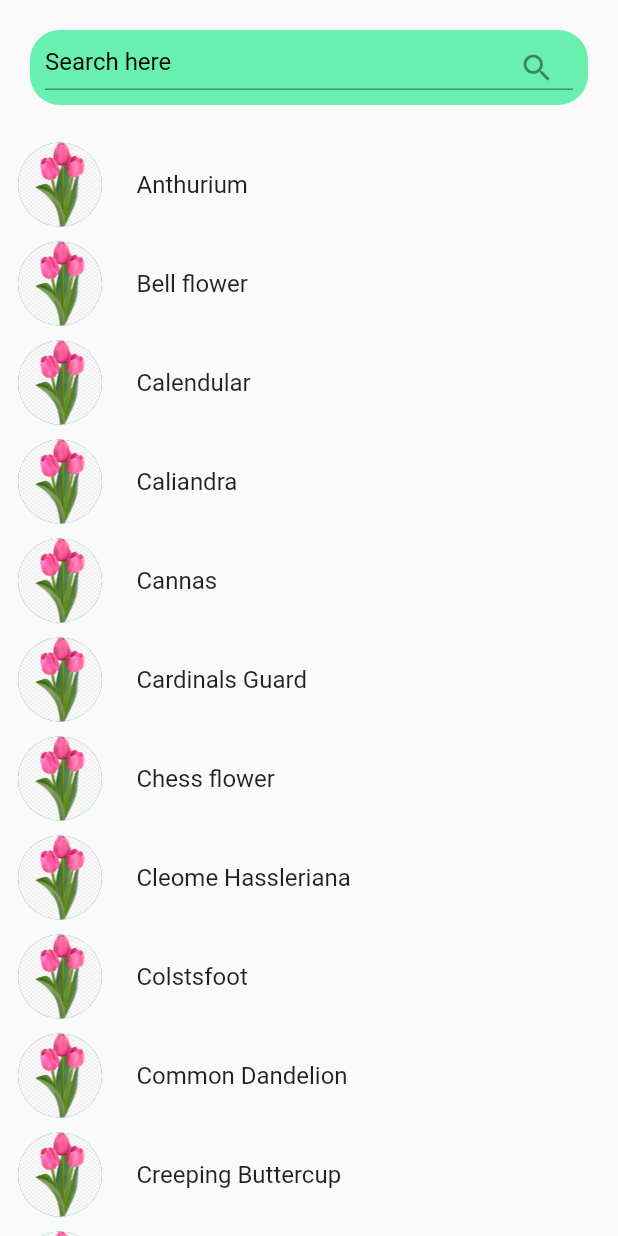
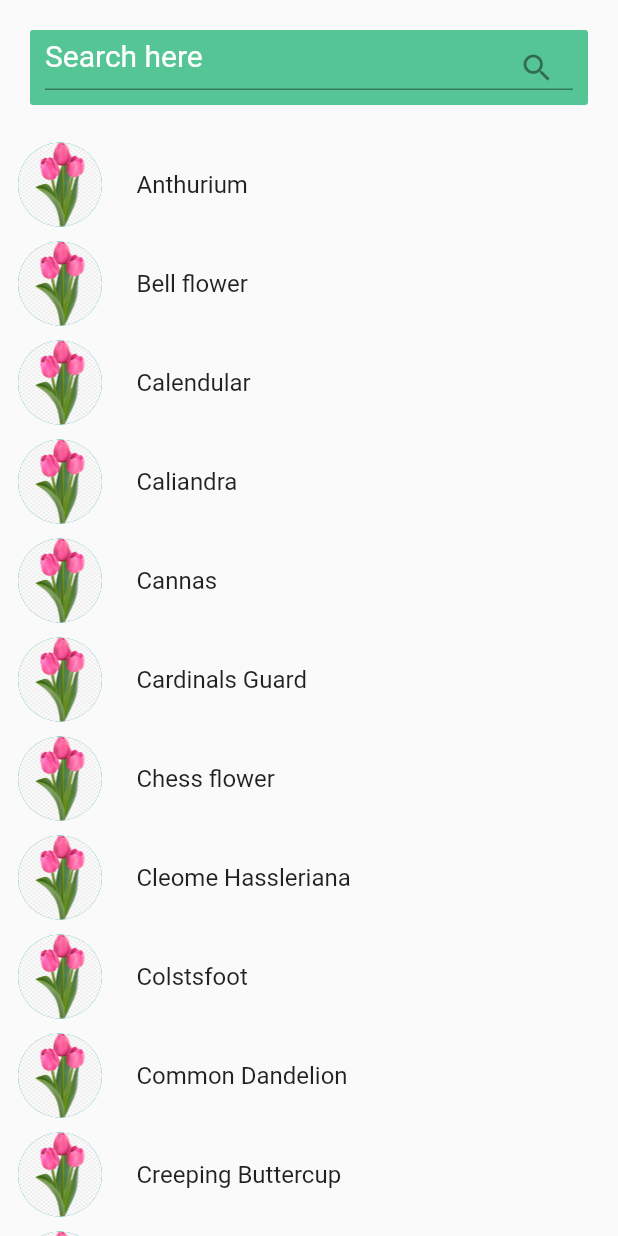
Before and after one commit to Zestful-Tribu/lilyora, a Flutter app: the SearchScreen screen opened by its route, on a phone screen of 412 x 824 dp. Run offline on Flutter 3.47's test engine with Material 2 defaults, Android fonts, the phone set to English and light mode, and no system bars; our stand-ins replace dio, firebase_core, firebase_database, flutter_spinkit, flutter_svg, google_fonts and 3 more; accounts and stored records are empty; project files that could hold a hidden picture were left out.

Commit message:
minor ui changes for the search

```diff
--- a/lib/screens/search_screen.dart
+++ b/lib/screens/search_screen.dart
@@ -1,5 +1,6 @@
  import 'package:flappy_search_bar/flappy_search_bar.dart';
  import 'package:flutter/material.dart';
+import 'package:lilyora/constants.dart';
 
 
 
@@ -68,8 +69,8 @@ class _SearchScreenState extends State<SearchScreen> {
           children: <Widget>[
            Container(
              decoration: BoxDecoration(
-               color: Colors.greenAccent,
-               borderRadius: BorderRadius.circular(20),
+               color: Primary_Color,
+               borderRadius: BorderRadius.circular(2),
              ),
              margin: EdgeInsets.all(20),
              height: 50,
@@ -82,12 +83,13 @@ class _SearchScreenState extends State<SearchScreen> {
                },
                style:(
                    TextStyle(
-                       color: Colors.black
+                       color: Colors.white,
                    )
                ),
                decoration: new InputDecoration(hintText: "Search here",
                  hintStyle:TextStyle(
-                   color:Colors.black,
+                   color:Colors.white,
+                   fontSize: 20,
                  ),
                  suffixIcon: Icon(Icons.search)
                ),
```
Also changed, not shown: lib/screens/home_screen.dart (+19 -4 lines).
